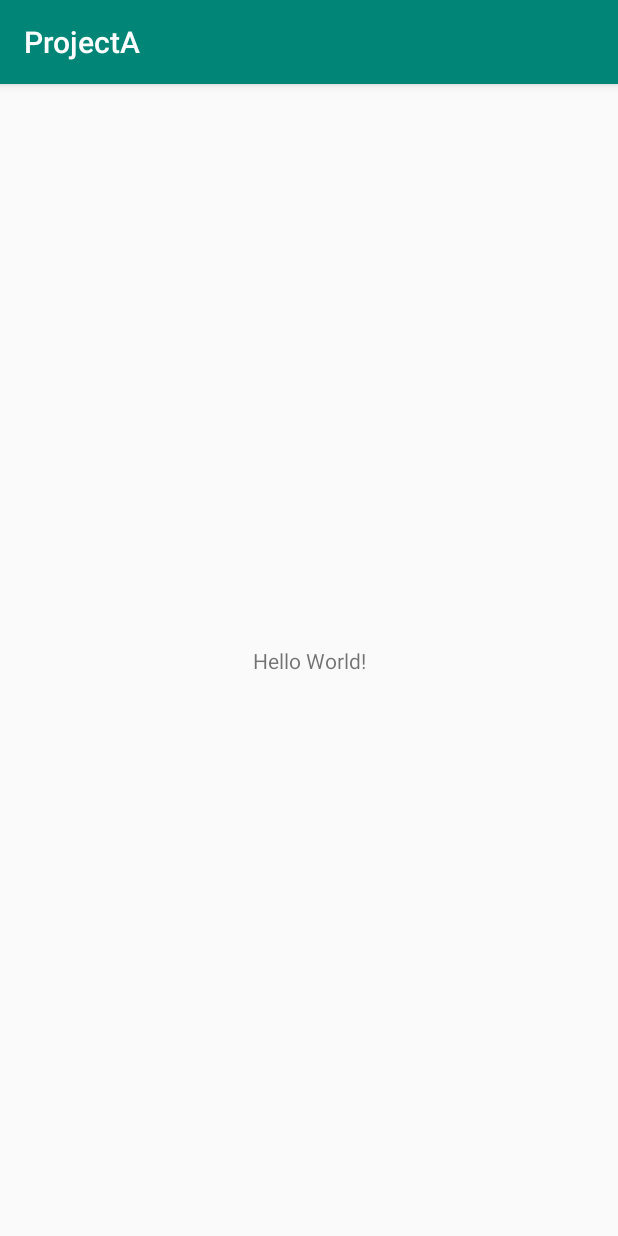
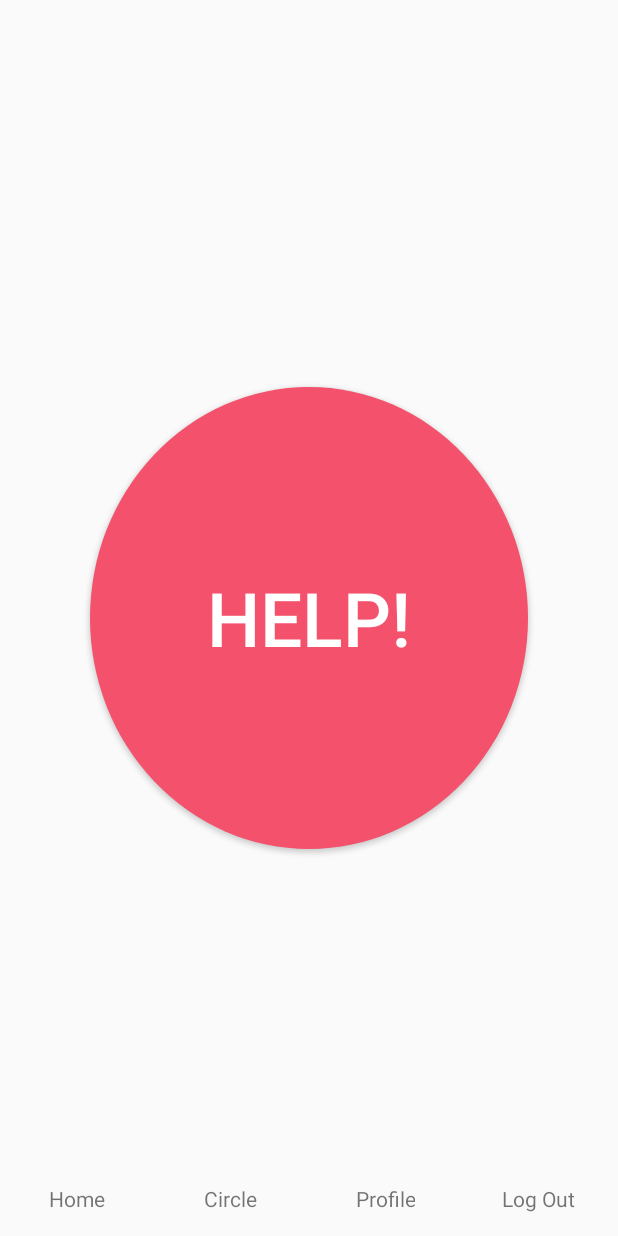
Before and after one commit to rkaprasetya/ProjectA, an Android app: the screen it shows after launch (MainActivity before the commit, HomeActivity after it), on a phone screen of 412 x 824 dp. Run offline under Robolectric (Android 15) with nearby library versions, the phone set to English and light mode, and no system bars.

Commit message:
add circle activity

```diff
--- a/app/src/main/java/com/example/projecta/MainActivity.kt
+++ b/app/src/main/java/com/example/projecta/MainActivity.kt
@@ -7,6 +7,6 @@ class MainActivity : AppCompatActivity() {
 
     override fun onCreate(savedInstanceState: Bundle?) {
         super.onCreate(savedInstanceState)
-        setContentView(R.layout.activity_main)
+        setContentView(R.layout.activity_home)
     }
 }
--- a/app/src/main/java/com/example/projecta/Home/HomeActivity.kt
+++ b/app/src/main/java/com/example/projecta/home/HomeActivity.kt
@@ -1,32 +1,45 @@
-package com.example.projecta.Home
+package com.example.projecta.home
 
+import android.content.Intent
 import android.support.v7.app.AppCompatActivity
 import android.os.Bundle
+import android.util.Log
 import android.view.View
 import com.example.projecta.R
+import com.example.projecta.circle.CircleActivity
+import kotlinx.android.synthetic.main.activity_home.*
 
 class HomeActivity : AppCompatActivity(), HomeContracts.view, View.OnClickListener {
 
     override fun onCreate(savedInstanceState: Bundle?) {
         super.onCreate(savedInstanceState)
         setContentView(R.layout.activity_home)
+        initButtons()
     }
 
     override fun onClick(v: View?) {
+
         when(v!!.id){
-            R.id.btn_circle -> {}
+            R.id.btn_circle ->  openCircleActivity()
             R.id.btn_help ->{}
             R.id.btn_logout -> {}
             R.id.btn_profile ->{openProfileActivity()}
         }
     }
+    private fun initButtons(){
 
+        btn_circle.setOnClickListener(this)
+        btn_help.setOnClickListener(this)
+        btn_profile.setOnClickListener(this)
+    }
     private fun openProfileActivity() {
 
     }
 
     private fun openCircleActivity(){
-
+        val intent = Intent(this, CircleActivity::class.java)
+        startActivity(intent)
+        overridePendingTransition(R.anim.slide_in_right, R.anim.slide_out_left)
     }
 
     private fun sendHelp(){
--- a/app/src/main/java/com/example/projecta/Home/HomeContracts.kt
+++ b/app/src/main/java/com/example/projecta/home/HomeContracts.kt
@@ -1,4 +1,4 @@
-package com.example.projecta.Home
+package com.example.projecta.home
 
 interface HomeContracts {
     interface presenter{
--- a/app/src/main/java/com/example/projecta/Register/RegisterActivity.kt
+++ b/app/src/main/java/com/example/projecta/register/RegisterActivity.kt
@@ -1,4 +1,4 @@
-package com.example.projecta.Register
+package com.example.projecta.register
 
 import android.support.v7.app.AppCompatActivity
 import android.os.Bundle
--- a/app/src/main/java/com/example/projecta/Register/RegisterContracts.kt
+++ b/app/src/main/java/com/example/projecta/register/RegisterContracts.kt
@@ -1,4 +1,4 @@
-package com.example.projecta.Register
+package com.example.projecta.register
 
 interface RegisterContracts {
 
--- a/app/src/main/java/com/example/projecta/Register/RegisterPresenterImpl.kt
+++ b/app/src/main/java/com/example/projecta/register/RegisterPresenterImpl.kt
@@ -1,7 +1,6 @@
-package com.example.projecta.Register
+package com.example.projecta.register
 
 import android.util.Patterns
-import java.util.regex.Pattern
 
 class RegisterPresenterImpl(var view:RegisterContracts.view): RegisterContracts.presenter {
     override fun validateFields() {
--- /dev/null
+++ b/app/src/main/res/anim/slide_in_right.xml
@@ -0,0 +1,8 @@
+<?xml version="1.0" encoding="utf-8"?>
+
+<set xmlns:android="http://schemas.android.com/apk/res/android">
+    <translate
+            android:duration="@android:integer/config_mediumAnimTime"
+            android:fromXDelta="100%p"
+            android:toXDelta="0" />
+</set>
--- /dev/null
+++ b/app/src/main/res/anim/slide_out_left.xml
@@ -0,0 +1,8 @@
+<?xml version="1.0" encoding="utf-8"?>
+
+<set xmlns:android="http://schemas.android.com/apk/res/android">
+    <translate
+            android:duration="@android:integer/config_mediumAnimTime"
+            android:fromXDelta="0"
+            android:toXDelta="-100%p" />
+</set>
--- a/app/src/main/res/layout/activity_home.xml
+++ b/app/src/main/res/layout/activity_home.xml
@@ -5,14 +5,14 @@
         xmlns:app="http://schemas.android.com/apk/res-auto"
         android:layout_width="match_parent"
         android:layout_height="match_parent"
-        tools:context=".Home.HomeActivity">
+        tools:context=".home.HomeActivity">
 
     <LinearLayout android:layout_width="0dp"
                   android:layout_height="50dp"
                   android:orientation="horizontal" app:layout_constraintBottom_toBottomOf="parent"
                   android:layout_marginEnd="1dp" app:layout_constraintEnd_toEndOf="parent"
                   app:layout_constraintStart_toStartOf="parent" android:layout_marginTop="326dp"
-                  app:layout_constraintTop_toBottomOf="@+id/btn_register">
+                  app:layout_constraintTop_toBottomOf="@+id/btn_register" android:id="@+id/linearLayout">
         <LinearLayout android:layout_width="0dp"
                       android:layout_height="match_parent"
                       android:gravity="center"
@@ -30,6 +30,8 @@
         <LinearLayout android:layout_width="0dp"
                       android:layout_height="match_parent"
                       android:gravity="center"
+                      android:clickable="true"
+                      android:focusable="true"
                       android:id="@+id/btn_circle"
                       android:layout_weight="1">
 
@@ -72,6 +74,7 @@
     </LinearLayout>
     <Button
             android:text="@string/help"
+            android:elevation="5dp"
             android:layout_width="292dp"
             android:layout_height="308dp"
             android:background="@drawable/bg_round_red"
@@ -82,5 +85,7 @@
             app:layout_constraintEnd_toEndOf="parent"
             app:layout_constraintStart_toStartOf="parent"
             android:layout_marginStart="162dp"
-            tools:layout_editor_absoluteY="187dp" app:layout_constraintHorizontal_bias="0.502"/>
+            app:layout_constraintHorizontal_bias="0.502" android:layout_marginTop="269dp"
+            app:layout_constraintTop_toTopOf="parent" android:layout_marginBottom="219dp"
+            app:layout_constraintBottom_toTopOf="@+id/linearLayout"/>
 </android.support.constraint.ConstraintLayout>
--- a/app/src/main/res/layout/activity_register.xml
+++ b/app/src/main/res/layout/activity_register.xml
@@ -5,7 +5,7 @@
         xmlns:app="http://schemas.android.com/apk/res-auto"
         android:layout_width="match_parent"
         android:layout_height="match_parent"
-        tools:context=".Register.RegisterActivity">
+        tools:context=".register.RegisterActivity">
 
     <TextView
             android:text="@string/registration"
--- a/app/src/main/res/values/colors.xml
+++ b/app/src/main/res/values/colors.xml
@@ -7,4 +7,5 @@
     <color name="white">#FFFFFF</color>
     <color name="blue">#36a3f7</color>
     <color name="green">#34bfa3</color>
+    <color name="black">#133337</color>
 </resources>
--- a/app/src/main/res/values/strings.xml
+++ b/app/src/main/res/values/strings.xml
@@ -4,11 +4,12 @@
     <string name="profile">Profile</string>
     <string name="circle">Circle</string>
     <string name="log_out">Log Out</string>
-    <string name="help">Help</string>
+    <string name="help">Help!</string>
     <string name="registration">Registration</string>
     <string name="register">Register</string>
     <string name="phone_number">Phone Number</string>
     <string name="full_name">Full Name</string>
     <string name="email">Email</string>
     <string name="empty_field">Please fill this field</string>
+    <string name="circle_list">Circle List</string>
 </resources>
--- a/app/src/main/res/values/styles.xml
+++ b/app/src/main/res/values/styles.xml
@@ -1,7 +1,7 @@
 <resources>
 
     <!-- Base application theme. -->
-    <style name="AppTheme" parent="Theme.AppCompat.Light.DarkActionBar">
+    <style name="AppTheme" parent="Theme.AppCompat.Light.NoActionBar">
         <!-- Customize your theme here. -->
         <item name="colorPrimary">@color/colorPrimary</item>
         <item name="colorPrimaryDark">@color/colorPrimaryDark</item>
```
Also changed, not shown: app/src/main/AndroidManifest.xml (+9 -3 lines), app/src/main/java/com/example/projecta/circle/CircleContracts.kt (added, +13 -0 lines), app/src/main/res/anim/slide_in_left.xml (added, +8 -0 lines), app/src/main/res/anim/slide_out_right.xml (added, +8 -0 lines).
